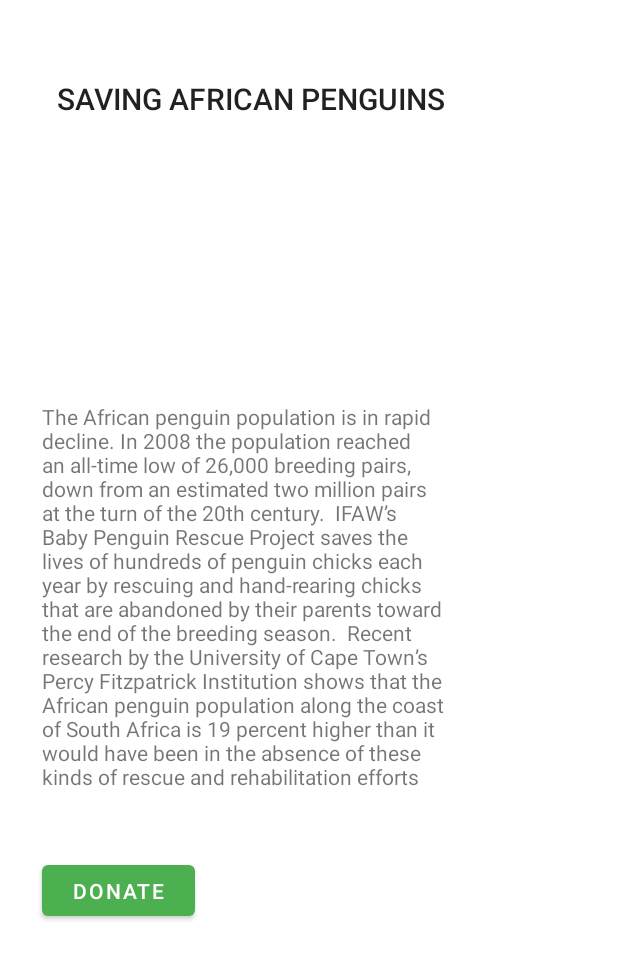
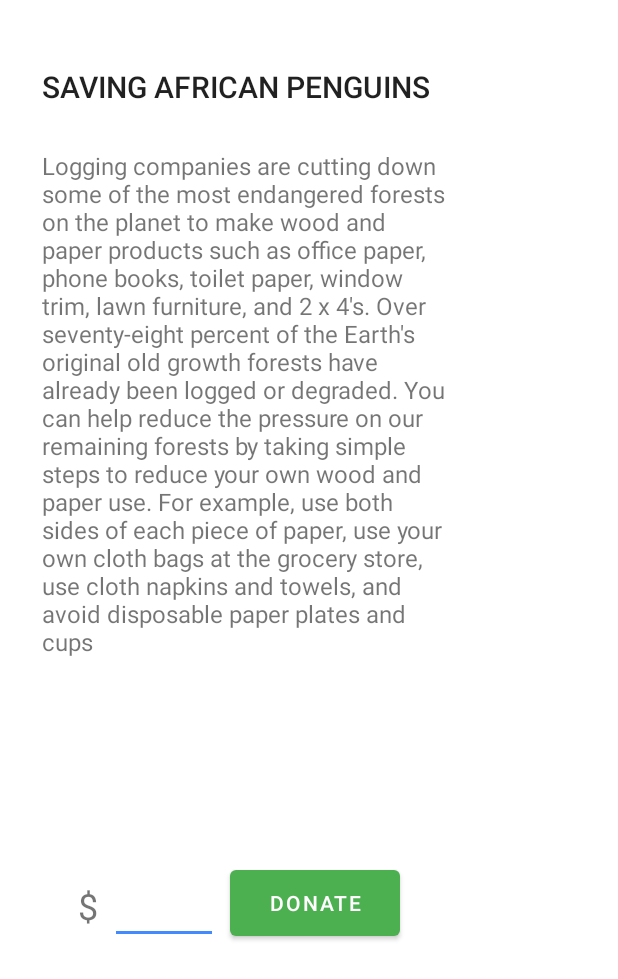
Before and after one commit to prasadmegha/android-pay-fundzilla, an Android app: the layout activity_campaign.xml on its own in the app's theme, with its tools: preview values and no code run, on a phone screen of 412 x 824 dp. Shown: the top 979 px of the screen. Run offline under Robolectric (Android 15) with nearby library versions, the phone set to English and light mode, and no system bars; Roboto replaces fonts that are not available here.

Commit message:
Adjust layout for campaign page

```diff
--- a/app/src/main/res/layout/activity_campaign.xml
+++ b/app/src/main/res/layout/activity_campaign.xml
@@ -9,50 +9,77 @@
 
     <TextView
         android:id="@+id/textView2"
-        android:layout_width="274dp"
-        android:layout_height="304dp"
-        android:layout_marginStart="8dp"
-        android:layout_marginTop="8dp"
+        android:layout_width="270dp"
+        android:layout_height="380dp"
+        android:layout_marginStart="28dp"
+        android:layout_marginTop="16dp"
         android:layout_marginEnd="8dp"
-        android:layout_marginBottom="252dp"
+        android:textSize="16dp"
         android:autoText="false"
-        android:text="The African penguin population is in rapid decline. In 2008 the population reached an all-time low of 26,000 breeding pairs, down from an estimated two million pairs at the turn of the 20th century.  IFAW’s Baby Penguin Rescue Project saves the lives of hundreds of penguin chicks each year by rescuing and hand-rearing chicks that are abandoned by their parents toward the end of the breeding season.  Recent research by the University of Cape Town’s Percy Fitzpatrick Institution shows that the African penguin population along the coast of South Africa is 19 percent higher than it would have been in the absence of these kinds of rescue and rehabilitation efforts"
-        app:layout_constraintBottom_toBottomOf="parent"
         app:layout_constraintEnd_toEndOf="parent"
-        app:layout_constraintHorizontal_bias="0.165"
+        app:layout_constraintHorizontal_bias="0.0"
         app:layout_constraintStart_toStartOf="parent"
         app:layout_constraintTop_toBottomOf="@+id/textView"
-        app:layout_constraintVertical_bias="1.0" />
+        tools:text="Logging companies are cutting down some of the most endangered forests on the planet to make wood and paper products such as office paper, phone books, toilet paper, window trim, lawn furniture, and 2 x 4's. Over seventy-eight percent of the Earth's original old growth forests have already been logged or degraded. You can help reduce the pressure on our remaining forests by taking simple steps to reduce your own wood and paper use. For example, use both sides of each piece of paper, use your own cloth bags at the grocery store, use cloth napkins and towels, and avoid disposable paper plates and cups" />
 
     <TextView
         android:id="@+id/textView"
         android:layout_width="274dp"
         android:layout_height="39dp"
         android:layout_marginStart="8dp"
-        android:layout_marginTop="52dp"
-        android:layout_marginEnd="8dp"
-        android:text="SAVING AFRICAN PENGUINS"
+        android:layout_marginTop="44dp"
+        android:layout_marginEnd="68dp"
         android:textAppearance="@android:style/TextAppearance.DeviceDefault.DialogWindowTitle"
         android:textColorLink="@color/colorPrimary"
         app:layout_constraintEnd_toEndOf="parent"
-        app:layout_constraintHorizontal_bias="0.247"
+        app:layout_constraintHorizontal_bias="0.327"
         app:layout_constraintStart_toStartOf="parent"
-        app:layout_constraintTop_toTopOf="parent" />
+        app:layout_constraintTop_toTopOf="parent"
+        tools:text="SAVING AFRICAN PENGUINS" />
 
     <Button
         android:id="@+id/button"
-        android:layout_width="102dp"
-        android:layout_height="46dp"
+        android:layout_width="113dp"
+        android:layout_height="56dp"
         android:layout_marginStart="8dp"
-        android:layout_marginTop="560dp"
-        android:layout_marginEnd="8dp"
+        android:layout_marginTop="8dp"
+        android:layout_marginEnd="120dp"
         android:layout_marginBottom="8dp"
         android:text="Donate"
         app:layout_constraintBottom_toBottomOf="parent"
         app:layout_constraintEnd_toEndOf="parent"
-        app:layout_constraintHorizontal_bias="0.068"
+        app:layout_constraintHorizontal_bias="0.0"
+        app:layout_constraintStart_toEndOf="@+id/editText5"
+        app:layout_constraintTop_toBottomOf="@+id/textView2"
+        app:layout_constraintVertical_bias="0.317" />
+
+    <EditText
+        android:id="@+id/editText5"
+        android:layout_width="72dp"
+        android:layout_height="55dp"
+        android:layout_marginStart="8dp"
+        android:layout_marginTop="8dp"
+        android:layout_marginBottom="8dp"
+        android:ems="10"
+        android:inputType="text"
+        android:textSize="22dp"
+        app:layout_constraintBottom_toBottomOf="parent"
+        app:layout_constraintStart_toEndOf="@+id/textView7"
+        app:layout_constraintTop_toBottomOf="@+id/textView2"
+        app:layout_constraintVertical_bias="0.317" />
+
+    <TextView
+        android:id="@+id/textView7"
+        android:layout_width="13dp"
+        android:layout_height="29dp"
+        android:layout_marginStart="52dp"
+        android:layout_marginTop="8dp"
+        android:layout_marginBottom="8dp"
+        android:text="$"
+        android:textSize="24dp"
+        app:layout_constraintBottom_toBottomOf="parent"
         app:layout_constraintStart_toStartOf="parent"
-        app:layout_constraintTop_toTopOf="parent"
-        app:layout_constraintVertical_bias="0.051" />
+        app:layout_constraintTop_toBottomOf="@+id/textView2"
+        app:layout_constraintVertical_bias="0.333" />
 
 </androidx.constraintlayout.widget.ConstraintLayout>
```
Also changed, not shown: 2 other files.
